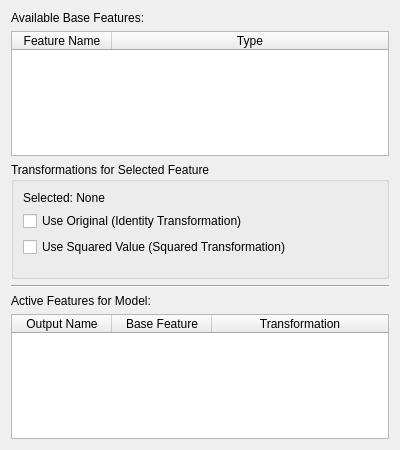
paulmthompson/WhiskerToolbox, file src/WhiskerToolbox/ML_Widget/FeatureProcessingWidget/FeatureProcessingWidget.ui: the form before one commit.
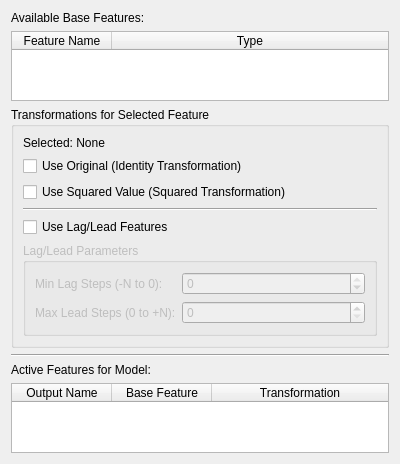
The form after the commit.

Commit message: add lead and lag transformation for ML_Widget

Diff of the .ui file:
```diff
--- a/src/WhiskerToolbox/ML_Widget/FeatureProcessingWidget/FeatureProcessingWidget.ui
+++ b/src/WhiskerToolbox/ML_Widget/FeatureProcessingWidget/FeatureProcessingWidget.ui
@@ -80,7 +80,72 @@
         </property>
        </widget>
       </item>
-      <!-- Future transformations will be added here -->
+      <item>
+       <widget class="Line" name="separatorTransformations1">
+        <property name="orientation">
+         <enum>Qt::Horizontal</enum>
+        </property>
+       </widget>
+      </item>
+      <item>
+       <widget class="QCheckBox" name="lagLeadTransformCheckBox">
+        <property name="text">
+         <string>Use Lag/Lead Features</string>
+        </property>
+       </widget>
+      </item>
+      <item>
+       <widget class="QGroupBox" name="lagLeadParamsGroupBox">
+        <property name="title">
+         <string>Lag/Lead Parameters</string>
+        </property>
+        <property name="enabled">
+         <bool>false</bool>
+        </property>
+        <layout class="QFormLayout" name="formLayout">
+         <item row="0" column="0">
+          <widget class="QLabel" name="minLagLabel">
+           <property name="text">
+            <string>Min Lag Steps (-N to 0):</string>
+           </property>
+          </widget>
+         </item>
+         <item row="0" column="1">
+          <widget class="QSpinBox" name="minLagSpinBox">
+           <property name="minimum">
+            <number>-100</number>
+           </property>
+           <property name="maximum">
+            <number>0</number>
+           </property>
+           <property name="value">
+            <number>0</number>
+           </property>
+          </widget>
+         </item>
+         <item row="1" column="0">
+          <widget class="QLabel" name="maxLeadLabel">
+           <property name="text">
+            <string>Max Lead Steps (0 to +N):</string>
+           </property>
+          </widget>
+         </item>
+         <item row="1" column="1">
+          <widget class="QSpinBox" name="maxLeadSpinBox">
+           <property name="minimum">
+            <number>0</number>
+           </property>
+           <property name="maximum">
+            <number>100</number>
+           </property>
+           <property name="value">
+            <number>0</number>
+           </property>
+          </widget>
+         </item>
+        </layout>
+       </widget>
+      </item>
       <item>
        <spacer name="transformationsVerticalSpacer">
         <property name="orientation">
```
The commit also changes 6 other files.
